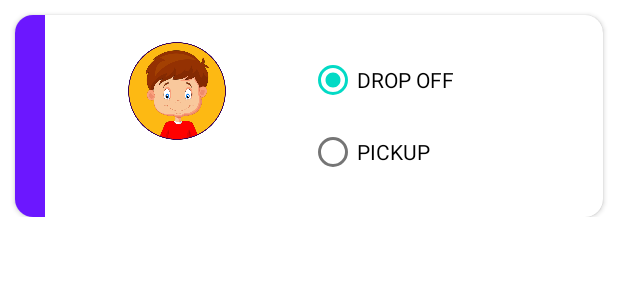
After one commit to krishna-isoft/Mypreschool, an Android app: the layout childlist.xml on its own in the app's theme, with its tools: preview values and no code run, on a phone screen of 412 x 824 dp. The commit adds this screen. Shown: the top 300 px of the screen. Run offline under Robolectric (Android 15) with nearby library versions, the phone set to English and light mode, and no system bars.

Commit message:
new changes updated. multiplekids based

```diff
--- a/app/src/main/java/com/isoft/mypreschool/LoginActivity.java
+++ b/app/src/main/java/com/isoft/mypreschool/LoginActivity.java
@@ -194,7 +194,7 @@ ProgressDialog progressdlog;
 					if(response.isSuccessful()) {
 
 						cancelprogresssdialog();
-						//  Log.e(" Responsecqevv","z "+response.body());
+						  Log.e(" Responsecqevv","z "+response.body().status);
 						if (response.body() != null) {
 							if(response.body().status==1) {
 								Toast.makeText(getBaseContext(), "Login successfully",
@@ -206,6 +206,7 @@ ProgressDialog progressdlog;
 								inte.putExtra("userid", "" + edtPin.getText().toString());
 								inte.putExtra("utype", "" + response.body().user_type);
 								inte.putExtra("sname", "" +  response.body().child_name);
+								inte.putExtra("id", "" +  response.body().id);
 
 								inte.putExtra("pname", "" +  response.body().guardian_name);
 
--- /dev/null
+++ b/app/src/main/res/layout/childlist.xml
@@ -0,0 +1,110 @@
+<?xml version="1.0" encoding="utf-8"?>
+<LinearLayout xmlns:android="http://schemas.android.com/apk/res/android" xmlns:app="http://schemas.android.com/apk/res-auto"
+    xmlns:tools="http://schemas.android.com/tools"
+    android:layout_width="match_parent"
+    android:layout_height="wrap_content"
+    android:orientation="vertical">
+    <androidx.cardview.widget.CardView
+        android:layout_width="match_parent"
+        android:layout_height="wrap_content"
+
+        android:layout_marginStart="10dp"
+        android:layout_marginTop="10dp"
+        android:layout_marginEnd="10dp"
+        app:cardCornerRadius="12dp">
+
+
+        <LinearLayout
+            android:id="@+id/linearLayout1"
+            android:layout_width="match_parent"
+            android:layout_height="match_parent"
+
+            android:orientation="horizontal">
+
+              <LinearLayout
+                android:layout_width="match_parent"
+                android:layout_height="match_parent"
+android:layout_weight="1"
+                android:orientation="horizontal">
+                  <View
+                      android:layout_width="20dp"
+                      android:background="@color/rest"
+                      android:layout_height="match_parent"></View>
+                <LinearLayout
+                    android:layout_width="match_parent"
+                    android:layout_height="wrap_content"
+                    android:layout_gravity="center"
+                    android:gravity="center"
+                    android:orientation="vertical">
+
+                    <ImageView
+                        android:id="@+id/master_photoview"
+                        style="@style/Photos"
+                        android:layout_width="@dimen/home_image"
+                        android:layout_height="@dimen/home_image"
+                        android:layout_gravity="center"
+                        android:layout_marginTop="@dimen/avg_text"
+                        android:background="@drawable/profile"
+                        android:clickable="false"
+                        />
+                    <TextView
+                        android:id="@+id/txtname"
+                        android:textStyle="bold"
+                        android:layout_gravity="center"
+                        android:gravity="center"
+                        android:layout_marginTop="@dimen/activity_vertical_margin"
+                        android:layout_marginBottom="@dimen/activity_vertical_margin"
+                        android:textColor="@color/black"
+                        android:layout_width="match_parent"
+                        android:layout_height="wrap_content"></TextView>
+                    <TextView
+                        android:id="@+id/txtid"
+                        android:textStyle="bold"
+                        android:visibility="gone"
+                        android:textColor="@color/black"
+                        android:layout_width="match_parent"
+                        android:layout_height="wrap_content"></TextView>
+
+
+                </LinearLayout>
+
+            </LinearLayout>
+
+            <LinearLayout
+                android:layout_width="match_parent"
+                android:layout_height="match_parent"
+                android:layout_weight="1"
+                android:orientation="horizontal">
+
+
+
+
+                <RadioGroup
+                    android:id="@+id/rgroup1"
+                    android:layout_width="0dp"
+                    android:layout_height="wrap_content"
+                    android:layout_weight="1.3"
+                    android:layout_gravity="center"
+                    android:gravity="center"
+                    android:orientation="vertical" >
+
+                    <RadioButton
+                        android:id="@+id/drop"
+                        android:layout_width="match_parent"
+                        android:layout_height="wrap_content"
+                        android:checked="true"
+                        android:text="DROP OFF" />
+
+                    <RadioButton
+                        android:id="@+id/pickup"
+                        android:layout_width="match_parent"
+                        android:layout_height="wrap_content"
+                        android:text="PICKUP" />
+                </RadioGroup>
+            </LinearLayout>
+        </LinearLayout>
+    </androidx.cardview.widget.CardView>
+
+
+
+</LinearLayout>
--- a/app/src/main/res/values/dimensions.xml
+++ b/app/src/main/res/values/dimensions.xml
@@ -40,5 +40,6 @@
 
     <dimen name="home_large">50dp</dimen>
     <dimen name="home_small">30dp</dimen>
-
+    <dimen name="home_image">65dp</dimen>
+    <dimen name="sskh">300dp</dimen>
 </resources>
--- a/app/src/main/res/values/strings.xml
+++ b/app/src/main/res/values/strings.xml
@@ -1,7 +1,7 @@
 <?xml version="1.0" encoding="utf-8"?>
 <resources>
 
-    <string name="app_name">mypreschool v2.2</string>
+    <string name="app_name">mypreschool v2.3</string>
     <string name="hello_world">Hello world!</string>
     <string name="action_settings">Settings</string>
      <string name="star">*</string>
```
Also changed, not shown: app/src/main/java/com/isoft/mypreschool/Home.java (+126 -24 lines), app/src/main/java/com/isoft/mypreschool/api/Pick_api.java (+8 -1 lines), app/src/main/java/com/isoft/mypreschool/modelclass/User_model.java (added, +12 -0 lines), app/src/main/res/layout/home.xml (+13 -34 lines), app/src/main/res/layout/home_small.xml (+13 -35 lines).
